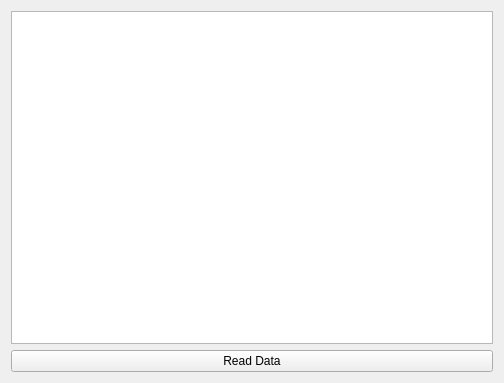
Old version of the form PracticeProjects/Project_02_Folder Tree Explorer/widget.ui in the repository rutura/MVCQt6Widgets.
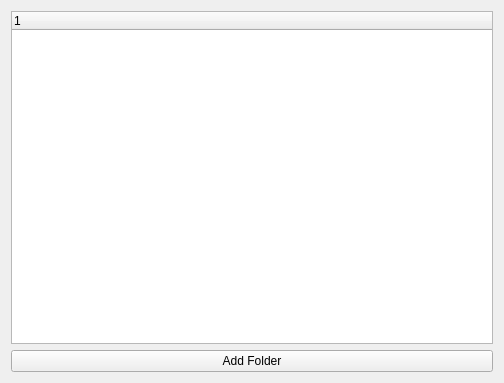
New version of the form.

Commit message: Refactor project structure and UI components for Folder Tree Explorer; remove unused images and implement folder management features.

```diff
--- a/PracticeProjects/Project_02_Folder Tree Explorer/widget.ui
+++ b/PracticeProjects/Project_02_Folder Tree Explorer/widget.ui
@@ -17,12 +17,12 @@
    <item>
     <layout class="QVBoxLayout" name="verticalLayout">
      <item>
-      <widget class="QListWidget" name="listWidget"/>
+       <widget class="QTreeWidget" name="treeWidget"/>
      </item>
      <item>
       <widget class="QPushButton" name="pushButton">
        <property name="text">
-        <string>Read Data</string>
+         <string>Add Folder</string>
        </property>
       </widget>
      </item>
```
Left out of the diff: 7 changed lines with no effect on the pictures. Lines whose indentation alone changed are shown as unchanged. The commit also changes 15 other files.
